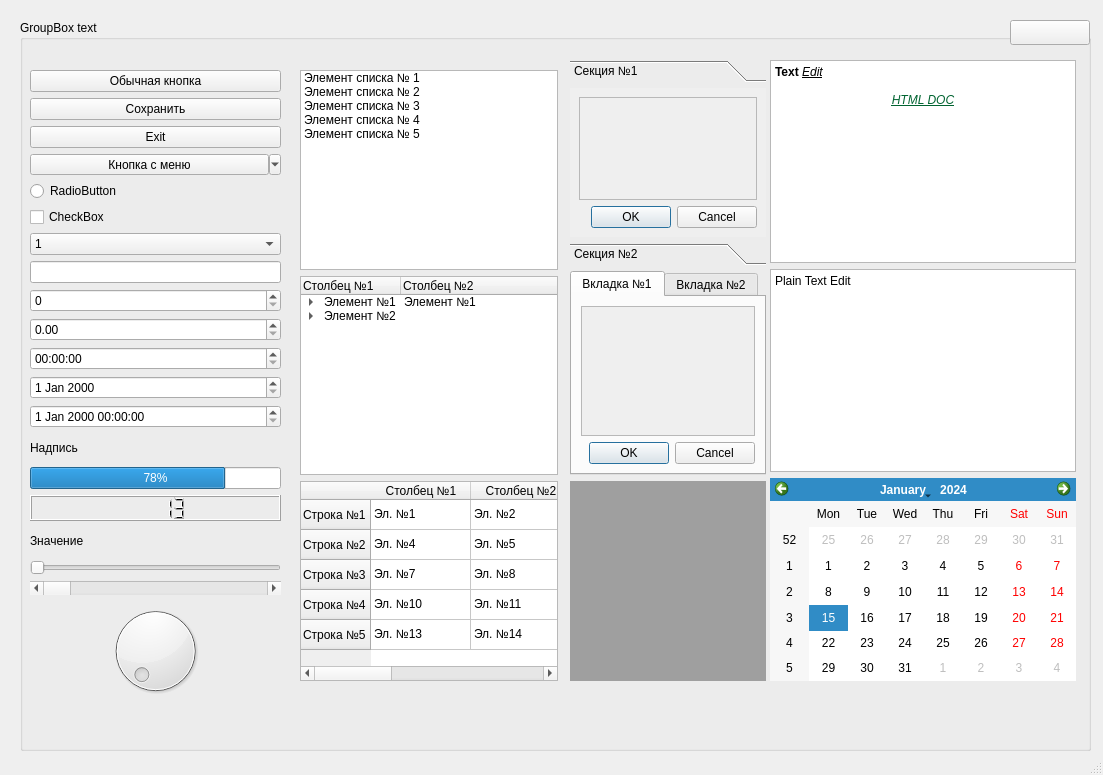
This is QtDesignTemplate/mainwindow.ui in Korder16/QtDesignTemplate as Qt 5 draws it before an edit. The edited form follows.
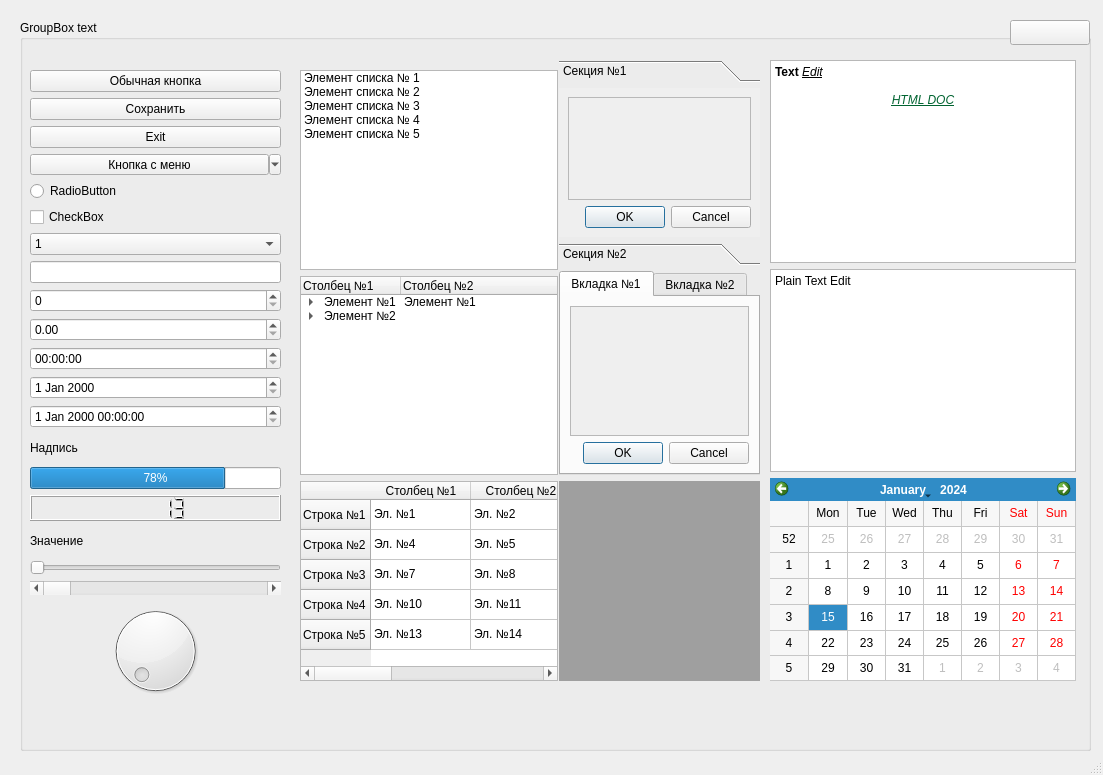
This is the edited form.

The edit to the form file:
```diff
--- a/QtDesignTemplate/mainwindow.ui
+++ b/QtDesignTemplate/mainwindow.ui
@@ -316,144 +316,12 @@
        </widget>
       </item>
       <item>
-       <widget class="QCalendarWidget" name="calendarWidget_2"/>
-      </item>
-     </layout>
-    </widget>
-    <widget class="QWidget" name="layoutWidget_3">
-     <property name="geometry">
-      <rect>
-       <x>550</x>
-       <y>40</y>
-       <width>196</width>
-       <height>621</height>
-      </rect>
-     </property>
-     <layout class="QVBoxLayout" name="verticalLayout_3">
-      <item>
-       <widget class="QToolBox" name="toolBox">
-        <property name="frameShape">
-         <enum>QFrame::NoFrame</enum>
+       <widget class="QCalendarWidget" name="calendarWidget_2">
+        <property name="gridVisible">
+         <bool>true</bool>
         </property>
-        <property name="frameShadow">
-         <enum>QFrame::Plain</enum>
-        </property>
-        <property name="currentIndex">
-         <number>0</number>
-        </property>
-        <widget class="QWidget" name="page">
-         <property name="geometry">
-          <rect>
-           <x>0</x>
-           <y>0</y>
-           <width>194</width>
-           <height>142</height>
-          </rect>
-         </property>
-         <attribute name="label">
-          <string>Секция №1</string>
-         </attribute>
-         <layout class="QVBoxLayout" name="verticalLayout_7">
-          <item>
-           <widget class="QScrollArea" name="scrollArea_2">
-            <property name="widgetResizable">
-             <bool>true</bool>
-            </property>
-            <widget class="QWidget" name="scrollAreaWidgetContents_2">
-             <property name="geometry">
-              <rect>
-               <x>0</x>
-               <y>0</y>
-               <width>174</width>
-               <height>91</height>
-              </rect>
-             </property>
-            </widget>
-           </widget>
-          </item>
-          <item>
-           <widget class="QDialogButtonBox" name="buttonBox_2">
-            <property name="standardButtons">
-             <set>QDialogButtonBox::Cancel|QDialogButtonBox::Ok</set>
-            </property>
-           </widget>
-          </item>
-         </layout>
-        </widget>
-        <widget class="QWidget" name="page_2">
-         <property name="geometry">
-          <rect>
-           <x>0</x>
-           <y>0</y>
-           <width>194</width>
-           <height>142</height>
-          </rect>
-         </property>
-         <attribute name="label">
-          <string>Секция №2</string>
-         </attribute>
-        </widget>
-       </widget>
-      </item>
-      <item>
-       <widget class="QTabWidget" name="tabWidget">
-        <property name="accessibleName">
-         <string>tab_w</string>
-        </property>
-        <property name="currentIndex">
-         <number>0</number>
-        </property>
-        <widget class="QWidget" name="tab">
-         <attribute name="title">
-          <string>Вкладка №1</string>
-         </attribute>
-         <layout class="QVBoxLayout" name="verticalLayout_6">
-          <item>
-           <widget class="QScrollArea" name="scrollArea">
-            <property name="widgetResizable">
-             <bool>true</bool>
-            </property>
-            <widget class="QWidget" name="scrollAreaWidgetContents">
-             <property name="geometry">
-              <rect>
-               <x>0</x>
-               <y>0</y>
-               <width>170</width>
-               <height>121</height>
-              </rect>
-             </property>
-            </widget>
-           </widget>
-          </item>
-          <item>
-           <widget class="QDialogButtonBox" name="buttonBox">
-            <property name="standardButtons">
-             <set>QDialogButtonBox::Cancel|QDialogButtonBox::Ok</set>
-            </property>
-           </widget>
-          </item>
-         </layout>
-        </widget>
-        <widget class="QWidget" name="tab_2">
-         <attribute name="title">
-          <string>Вкладка №2</string>
-         </attribute>
-        </widget>
-       </widget>
-      </item>
-      <item>
-       <widget class="QMdiArea" name="mdiArea">
-        <property name="sizePolicy">
-         <sizepolicy hsizetype="Ignored" vsizetype="Preferred">
-          <horstretch>0</horstretch>
-          <verstretch>0</verstretch>
-         </sizepolicy>
-        </property>
-        <property name="maximumSize">
-         <size>
-          <width>16777215</width>
-          <height>200</height>
-         </size>
+        <property name="navigationBarVisible">
+         <bool>true</bool>
         </property>
        </widget>
       </item>
@@ -691,6 +559,154 @@
       <string/>
      </property>
     </widget>
+    <widget class="QWidget" name="layoutWidget">
+     <property name="geometry">
+      <rect>
+       <x>539</x>
+       <y>40</y>
+       <width>201</width>
+       <height>621</height>
+      </rect>
+     </property>
+     <layout class="QVBoxLayout" name="verticalLayout">
+      <item>
+       <widget class="QToolBox" name="toolBox">
+        <property name="minimumSize">
+         <size>
+          <width>0</width>
+          <height>50</height>
+         </size>
+        </property>
+        <property name="accessibleName">
+         <string>tool_box</string>
+        </property>
+        <property name="frameShape">
+         <enum>QFrame::NoFrame</enum>
+        </property>
+        <property name="frameShadow">
+         <enum>QFrame::Plain</enum>
+        </property>
+        <property name="currentIndex">
+         <number>0</number>
+        </property>
+        <widget class="QWidget" name="page">
+         <property name="geometry">
+          <rect>
+           <x>0</x>
+           <y>0</y>
+           <width>199</width>
+           <height>142</height>
+          </rect>
+         </property>
+         <attribute name="label">
+          <string>Секция №1</string>
+         </attribute>
+         <layout class="QVBoxLayout" name="verticalLayout_7">
+          <item>
+           <widget class="QScrollArea" name="scrollArea_2">
+            <property name="widgetResizable">
+             <bool>true</bool>
+            </property>
+            <widget class="QWidget" name="scrollAreaWidgetContents_2">
+             <property name="geometry">
+              <rect>
+               <x>0</x>
+               <y>0</y>
+               <width>179</width>
+               <height>91</height>
+              </rect>
+             </property>
+            </widget>
+           </widget>
+          </item>
+          <item>
+           <widget class="QDialogButtonBox" name="buttonBox_2">
+            <property name="standardButtons">
+             <set>QDialogButtonBox::Cancel|QDialogButtonBox::Ok</set>
+            </property>
+           </widget>
+          </item>
+         </layout>
+        </widget>
+        <widget class="QWidget" name="page_2">
+         <property name="geometry">
+          <rect>
+           <x>0</x>
+           <y>0</y>
+           <width>199</width>
+           <height>142</height>
+          </rect>
+         </property>
+         <attribute name="label">
+          <string>Секция №2</string>
+         </attribute>
+        </widget>
+       </widget>
+      </item>
+      <item>
+       <widget class="QTabWidget" name="tabWidget">
+        <property name="accessibleName">
+         <string>tab_w</string>
+        </property>
+        <property name="currentIndex">
+         <number>0</number>
+        </property>
+        <widget class="QWidget" name="tab">
+         <attribute name="title">
+          <string>Вкладка №1</string>
+         </attribute>
+         <layout class="QVBoxLayout" name="verticalLayout_6">
+          <item>
+           <widget class="QScrollArea" name="scrollArea">
+            <property name="widgetResizable">
+             <bool>true</bool>
+            </property>
+            <widget class="QWidget" name="scrollAreaWidgetContents">
+             <property name="geometry">
+              <rect>
+               <x>0</x>
+               <y>0</y>
+               <width>175</width>
+               <height>121</height>
+              </rect>
+             </property>
+            </widget>
+           </widget>
+          </item>
+          <item>
+           <widget class="QDialogButtonBox" name="buttonBox">
+            <property name="standardButtons">
+             <set>QDialogButtonBox::Cancel|QDialogButtonBox::Ok</set>
+            </property>
+           </widget>
+          </item>
+         </layout>
+        </widget>
+        <widget class="QWidget" name="tab_2">
+         <attribute name="title">
+          <string>Вкладка №2</string>
+         </attribute>
+        </widget>
+       </widget>
+      </item>
+      <item>
+       <widget class="QMdiArea" name="mdiArea">
+        <property name="sizePolicy">
+         <sizepolicy hsizetype="Ignored" vsizetype="Preferred">
+          <horstretch>0</horstretch>
+          <verstretch>0</verstretch>
+         </sizepolicy>
+        </property>
+        <property name="maximumSize">
+         <size>
+          <width>16777215</width>
+          <height>200</height>
+         </size>
+        </property>
+       </widget>
+      </item>
+     </layout>
+    </widget>
    </widget>
   </widget>
   <widget class="QMenuBar" name="menubar">
```
